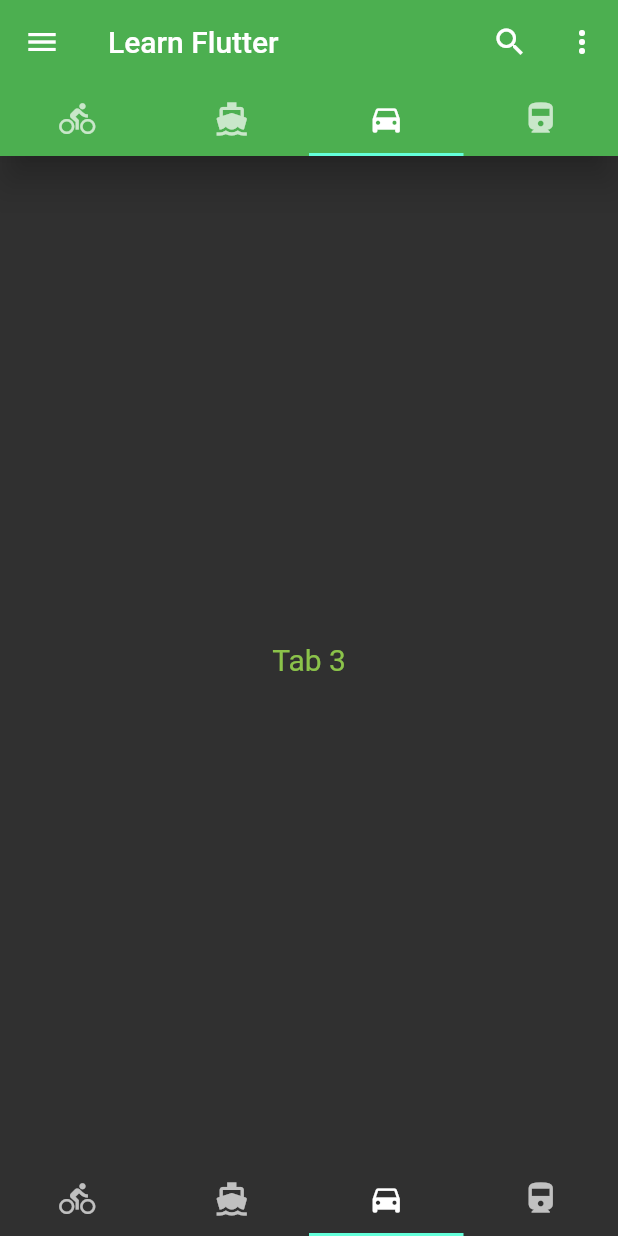
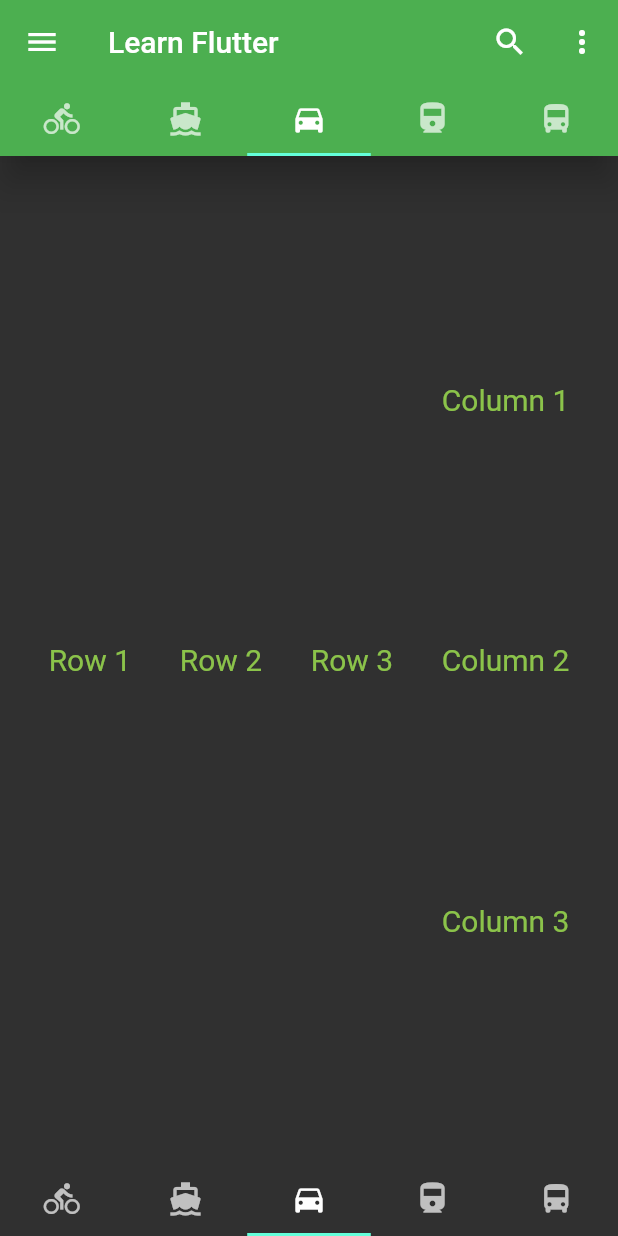
Before and after one commit to TharindaNimnajith/flutter_tutorial, a Flutter app: the Home screen opened directly, item 3 of the bottom bar chosen, on a phone screen of 412 x 824 dp. Run offline on Flutter 3.47's test engine with Material 2 defaults, Android fonts, the phone set to English and light mode, and no system bars; our stand-ins replace device_preview.

```diff
--- a/lib/main.dart
+++ b/lib/main.dart
@@ -8,12 +8,14 @@ void main() {
   runApp(
     DevicePreview(
       enabled: !kReleaseMode,
-      builder: (context) => App(), // Wrap your app
+      builder: (context) => AppTest(), // Wrap your app
     ),
   );
 }
 
 class AppTest extends StatelessWidget {
+  const AppTest({Key? key}) : super(key: key);
+
   @override
   Widget build(BuildContext context) {
     return MaterialApp(
@@ -23,24 +25,40 @@ class AppTest extends StatelessWidget {
         primarySwatch: Colors.green,
         brightness: Brightness.dark,
       ),
-      home: HomeTest(),
+      home: HomeTestStateful(),
     );
   }
 }
 
-class HomeTest extends StatelessWidget {
+// ignore: must_be_immutable
+class HomeTestStateless extends StatelessWidget {
+  // const HomeTestStateless({Key? key}) : super(key: key);
+
+  int count = 0;
+
+  // final int count = 0;
+
+  void increment() {
+    count++;
+    // setState(() {
+    //   count++;
+    // });
+    print(count);
+  }
+
   @override
   Widget build(BuildContext context) {
-    return Scaffold(
+    return SafeArea(
+      child: Scaffold(
         appBar: AppBar(
           title: Text(
             'Flutter Test',
           ),
         ),
         body: Container(
-        color: Colors.blue,
+          color: Colors.blueGrey,
           width: double.infinity,
-        height: 200.0,
+          // height: 200.0,
           margin: EdgeInsets.all(20.0),
           padding: EdgeInsets.all(30.0),
           // padding: EdgeInsets.symmetric(
@@ -55,12 +73,83 @@ class HomeTest extends StatelessWidget {
           // ),
           // padding: EdgeInsets.fromLTRB(10.0, 10.0, 10.0, 10.0),
           // transform: Matrix4.rotationZ(0.2),
-        alignment: Alignment.bottomCenter,
+          // alignment: Alignment.center,
           child: Text(
-          'Flutter Tutorial',
+            'Count: $count',
             style: TextStyle(
               fontSize: 20.0,
             ),
+          ),
+        ),
+        floatingActionButton: FloatingActionButton(
+          child: Icon(
+            Icons.add,
+          ),
+          onPressed: increment,
+        ),
+      ),
+    );
+  }
+}
+
+class HomeTestStateful extends StatefulWidget {
+  const HomeTestStateful({Key? key}) : super(key: key);
+
+  @override
+  _HomeTestStatefulState createState() => _HomeTestStatefulState();
+}
+
+class _HomeTestStatefulState extends State<HomeTestStateful> {
+  int count = 0;
+
+  void increment() {
+    // count++;
+    setState(() {
+      count++;
+    });
+    print(count);
+  }
+
+  @override
+  Widget build(BuildContext context) {
+    return SafeArea(
+      child: Scaffold(
+        appBar: AppBar(
+          title: Text(
+            'Flutter Test',
+          ),
+        ),
+        body: Container(
+          color: Colors.blueGrey,
+          width: double.infinity,
+          // height: 200.0,
+          margin: EdgeInsets.all(20.0),
+          padding: EdgeInsets.all(30.0),
+          // padding: EdgeInsets.symmetric(
+          //     horizontal: 10.0,
+          //     vertical: 20.0,
+          // ),
+          // padding: EdgeInsets.only(
+          //   bottom: 10.0,
+          //   top: 10.0,
+          //   left: 10.0,
+          //   right: 10.0,
+          // ),
+          // padding: EdgeInsets.fromLTRB(10.0, 10.0, 10.0, 10.0),
+          // transform: Matrix4.rotationZ(0.2),
+          // alignment: Alignment.center,
+          child: Text(
+            'Count: $count',
+            style: TextStyle(
+              fontSize: 20.0,
+            ),
+          ),
+        ),
+        floatingActionButton: FloatingActionButton(
+          child: Icon(
+            Icons.add,
+          ),
+          onPressed: increment,
         ),
       ),
     );
@@ -68,6 +157,8 @@ class HomeTest extends StatelessWidget {
 }
 
 class App extends StatelessWidget {
+  const App({Key? key}) : super(key: key);
+
   @override
   Widget build(BuildContext context) {
     return MaterialApp(
@@ -85,11 +176,25 @@ class App extends StatelessWidget {
 }
 
 class Home extends StatelessWidget {
+  const Home({Key? key}) : super(key: key);
+
+  void openMainMenu() {
+    print('Open main menu');
+  }
+
+  void search() {
+    print('Search');
+  }
+
+  void openSubMenu() {
+    print('Open sub menu');
+  }
+
   @override
   Widget build(BuildContext context) {
     return SafeArea(
       child: DefaultTabController(
-        length: 4,
+        length: 5,
         child: Scaffold(
           bottomNavigationBar: TabBar(
             tabs: [
@@ -113,6 +218,11 @@ class Home extends StatelessWidget {
                   Icons.directions_railway,
                 ),
               ),
+              Tab(
+                icon: Icon(
+                  Icons.directions_bus,
+                ),
+              ),
             ],
           ),
           appBar: AppBar(
@@ -129,20 +239,20 @@ class Home extends StatelessWidget {
               icon: Icon(
                 Icons.menu,
               ),
-              onPressed: () => {},
+              onPressed: openMainMenu,
             ),
             actions: <Widget>[
               IconButton(
                 icon: Icon(
                   Icons.search,
                 ),
-                onPressed: () => {},
+                onPressed: search,
               ),
               IconButton(
                 icon: Icon(
                   Icons.more_vert,
                 ),
-                onPressed: () => {},
+                onPressed: openSubMenu,
               ),
             ],
             bottom: TabBar(
@@ -167,6 +277,11 @@ class Home extends StatelessWidget {
                     Icons.directions_railway,
                   ),
                 ),
+                Tab(
+                  icon: Icon(
+                    Icons.directions_bus,
+                  ),
+                ),
               ],
             ),
           ),
@@ -176,6 +291,7 @@ class Home extends StatelessWidget {
               tab2(),
               tab3(),
               tab4(),
+              tab5(),
             ],
           ),
         ),
@@ -252,9 +368,129 @@ Widget tab2() {
 
 Widget tab3() {
   return Container(
+    // width: double.infinity,
+    child: Row(
+      mainAxisAlignment: MainAxisAlignment.spaceEvenly,
+      // crossAxisAlignment: CrossAxisAlignment.center,
+      children: <Widget>[
+        Text(
+          'Row 1',
+          style: TextStyle(
+            fontSize: 20.0,
+            color: Colors.lightGreen,
+          ),
+        ),
+        Text(
+          'Row 2',
+          style: TextStyle(
+            fontSize: 20.0,
+            color: Colors.lightGreen,
+          ),
+        ),
+        Text(
+          'Row 3',
+          style: TextStyle(
+            fontSize: 20.0,
+            color: Colors.lightGreen,
+          ),
+        ),
+        Column(
+          mainAxisAlignment: MainAxisAlignment.spaceEvenly,
+          // crossAxisAlignment: CrossAxisAlignment.center,
+          children: <Widget>[
+            Text(
+              'Column 1',
+              style: TextStyle(
+                fontSize: 20.0,
+                color: Colors.lightGreen,
+              ),
+            ),
+            Text(
+              'Column 2',
+              style: TextStyle(
+                fontSize: 20.0,
+                color: Colors.lightGreen,
+              ),
+            ),
+            Text(
+              'Column 3',
+              style: TextStyle(
+                fontSize: 20.0,
+                color: Colors.lightGreen,
+              ),
+            ),
+          ],
+        ),
+      ],
+    ),
+  );
+}
+
+Widget tab4() {
+  return Container(
+    // width: double.infinity,
+    child: Column(
+      mainAxisAlignment: MainAxisAlignment.spaceEvenly,
+      // crossAxisAlignment: CrossAxisAlignment.center,
+      children: <Widget>[
+        Text(
+          'Column 1',
+          style: TextStyle(
+            fontSize: 20.0,
+            color: Colors.lightGreen,
+          ),
+        ),
+        Text(
+          'Column 2',
+          style: TextStyle(
+            fontSize: 20.0,
+            color: Colors.lightGreen,
+          ),
+        ),
+        Text(
+          'Column 3',
+          style: TextStyle(
+            fontSize: 20.0,
+            color: Colors.lightGreen,
+          ),
+        ),
+        Row(
+          mainAxisAlignment: MainAxisAlignment.spaceEvenly,
+          // crossAxisAlignment: CrossAxisAlignment.center,
+          children: <Widget>[
+            Text(
+              'Row 1',
+              style: TextStyle(
+                fontSize: 20.0,
+                color: Colors.lightGreen,
+              ),
+            ),
+            Text(
+              'Row 2',
+              style: TextStyle(
+                fontSize: 20.0,
+                color: Colors.lightGreen,
+              ),
+            ),
+            Text(
+              'Row 3',
+              style: TextStyle(
+                fontSize: 20.0,
+                color: Colors.lightGreen,
+              ),
+            ),
+          ],
+        ),
+      ],
+    ),
+  );
+}
+
+Widget tab5() {
+  return Container(
     child: Center(
       child: Text(
-        'Tab 3',
+        'Tab 5',
         style: TextStyle(
           fontSize: 20.0,
           color: Colors.lightGreen,
@@ -263,17 +499,3 @@ Widget tab3() {
     ),
   );
 }
-
-Widget tab4() {
-  return Container(
-    child: Center(
-      child: Text(
-        'Tab 4',
-        style: TextStyle(
-          fontSize: 20.0,
-          color: Colors.lightGreen,
-        ),
-      ),
-    ),
-  );
-}
```
Lines whose indentation alone changed are shown as unchanged.
